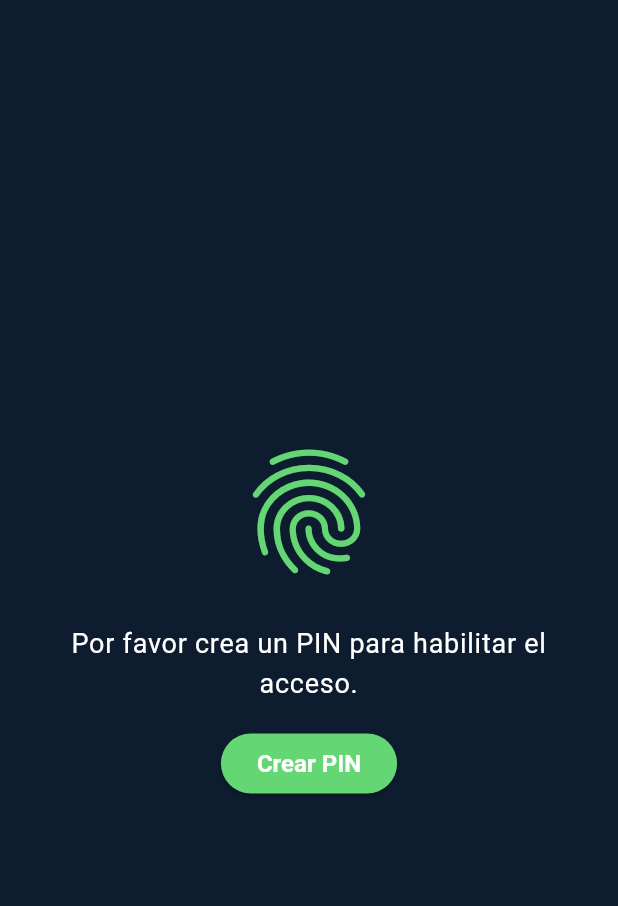
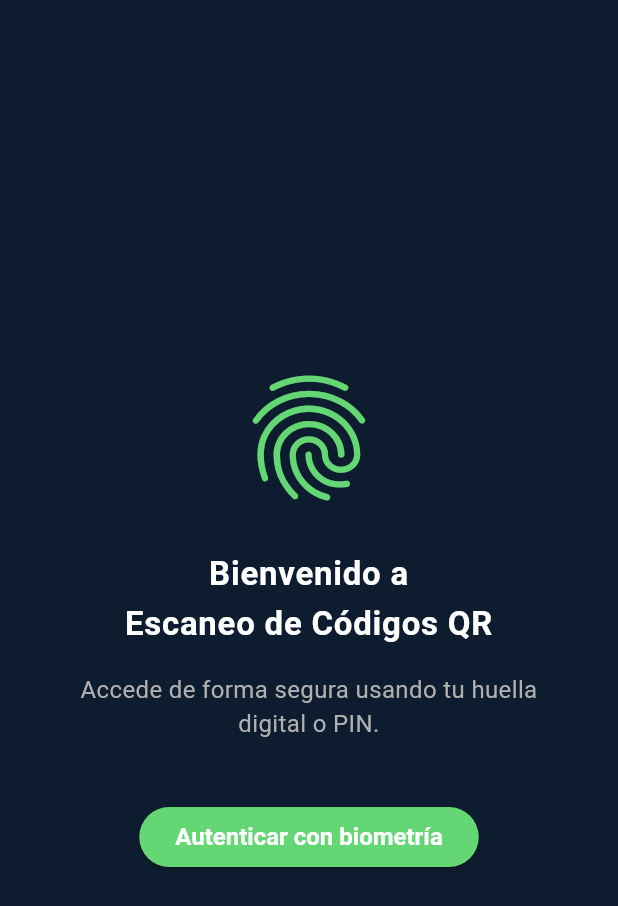
Before and after one commit to carlinsk8/qr_biometric_app, a Flutter app: the screen it shows after launch, on a phone screen of 412 x 824 dp. Shown: the top 906 px of the screen. Run offline on Flutter 3.47's test engine with Material 3 defaults, Android fonts, the phone set to English and light mode, and no system bars; our stand-ins replace bloc, equatable, flutter_bloc, flutter_secure_storage, get_it, sqflite; accounts and stored records are empty.

```diff
--- a/lib/core/routes/app_routes.dart
+++ b/lib/core/routes/app_routes.dart
@@ -1,8 +1,6 @@
 import 'package:flutter/widgets.dart';
 
 import '../../features/auth/presentation/pages/access_selection_page.dart';
-import '../../features/auth/presentation/pages/create_pin_page.dart';
-import '../../features/auth/presentation/pages/pin_auth_page.dart';
 import '../../features/qr_scan/presentation/pages/qr_list_page.dart';
 import '../../features/splash/presentation/pages/splash_page.dart';
 
@@ -10,8 +8,6 @@ class AppRoutes {
   static Map<String, WidgetBuilder> get routes => {
     '/splash': (context) => const SplashPage(),
     '/accessSelection': (context) => const AccessSelectionPage(),
-    '/pinAuth': (context) => const PinAuthPage(),
     '/qrList': (context) => const QrListPage(),
-    '/createPin': (context) => const CreatePinPage(),
   };
 }
--- a/lib/core/services/secure_storage_service.dart
+++ b/lib/core/services/secure_storage_service.dart
@@ -12,28 +12,10 @@ class SecureStorageService {
   // ignore: unused_element
   SecureStorageService._internalForTest(this._storage);
 
-  static const _pinKey = 'user_pin';
   static const _authTokenKey = 'auth_token';
-
-  Future<bool> hasPin() async {
-    final pin = await _storage.read(key: _pinKey);
-    return pin != null;
-  }
-
-  Future<void> savePin(String pin) async {
-    await _storage.write(key: _pinKey, value: pin);
-  }
 
   Future<void> logout() async {
     await _storage.deleteAll();
-  }
-
-  Future<String?> getPin() async {
-    return await _storage.read(key: _pinKey);
-  }
-
-  Future<void> deletePin() async {
-    await _storage.delete(key: _pinKey);
   }
 
   Future<void> saveAuthToken(String token) async {
--- a/lib/features/auth/presentation/pages/access_selection_page.dart
+++ b/lib/features/auth/presentation/pages/access_selection_page.dart
@@ -5,7 +5,6 @@ import 'package:get_it/get_it.dart';
 import '../../../../core/theme/app_colors.dart';
 
 import '../../../../core/platform_channels/biometric_auth_api.dart';
-import '../../../../core/services/secure_storage_service.dart';
 
 class AccessSelectionPage extends StatefulWidget {
   const AccessSelectionPage({super.key});
@@ -15,24 +14,11 @@ class AccessSelectionPage extends StatefulWidget {
 }
 
 class _AccessSelectionPageState extends State<AccessSelectionPage> {
-  bool _hasPin = false;
-  bool _hasAuthToken = false;
   final sl = GetIt.instance;
 
   @override
   void initState() {
     super.initState();
-    _checkAccessConditions();
-  }
-
-  Future<void> _checkAccessConditions() async {
-    final pinResult = await sl<SecureStorageService>().hasPin();
-    final tokenResult = await sl<SecureStorageService>().hasAuthToken();
-
-    setState(() {
-      _hasPin = pinResult;
-      _hasAuthToken = tokenResult;
-    });
   }
 
 
@@ -51,43 +37,12 @@ class _AccessSelectionPageState extends State<AccessSelectionPage> {
     }
   }
 
-  void _onPinPressed() {
-    Navigator.of(context).pushReplacementNamed('/pinAuth');
-  }
 
-  void _onCreatePinPressed() {
-    Navigator.of(context).pushReplacementNamed('/createPin');
-  }
 
 
   @override
   Widget build(BuildContext context) {
     final theme = Theme.of(context);
-    if (!_hasAuthToken) {
-      return Scaffold(
-        body: Padding(
-          padding: const EdgeInsets.symmetric(horizontal: 32.0),
-          child: Column(
-            mainAxisAlignment: MainAxisAlignment.center,
-            children: [
-              Icon(Icons.fingerprint, size: 100, color: theme.primaryColor),
-              const SizedBox(height: 24),
-              Text(
-                'Por favor crea un PIN para habilitar el acceso.',
-                style: theme.textTheme.bodyLarge,
-                textAlign: TextAlign.center,
-              ),
-              const SizedBox(height: 16),
-              ElevatedButton(
-                onPressed: _onCreatePinPressed,
-                child: const Text('Crear PIN'),
-              ),
-            ],
-          ),
-        ),
-      );
-    }
-
     return Scaffold(
       body: Padding(
         padding: const EdgeInsets.symmetric(horizontal: 32.0),
@@ -120,13 +75,7 @@ class _AccessSelectionPageState extends State<AccessSelectionPage> {
                 onPressed: _onBiometricPressed,
                 child: const Text('Autenticar con biometría'),
               ),
-              if (_hasPin) ...[
-                const SizedBox(height: 16),
-                TextButton(
-                  onPressed: _onPinPressed,
-                  child: const Text('¿Prefieres usar PIN?'),
-                ),
-              ],
+
             ],
           ),
         ),
--- a/lib/injection_container.dart
+++ b/lib/injection_container.dart
@@ -7,7 +7,6 @@ import 'features/auth/data/datasources/auth_local_datasources.dart';
 import 'features/auth/data/repositories/auth_repository_impl.dart';
 import 'features/auth/domain/repositories/auth_repository.dart';
 import 'features/auth/domain/usecases/authenticate_user.dart';
-import 'features/auth/domain/usecases/check_has_pin_usecase.dart';
 import 'features/auth/presentation/bloc/auth_bloc.dart';
 
 import 'features/qr_scan/data/datasources/qr_local_datasource.dart';
@@ -44,7 +43,6 @@ void _initAuthFeature() {
 
   // UseCases
   sl.registerLazySingleton(() => AuthenticateUser(sl()));
-  sl.registerLazySingleton(() => CheckHasPinUseCase(sl()));
 
   // Repository
   sl.registerLazySingleton<AuthRepository>(
```
Also changed, not shown: lib/features/auth/domain/usecases/check_has_pin_usecase.dart (deleted, +0 -12 lines), lib/features/auth/presentation/pages/create_pin_page.dart (deleted, +0 -110 lines), lib/features/auth/presentation/pages/pin_auth_page.dart (deleted, +0 -103 lines).
